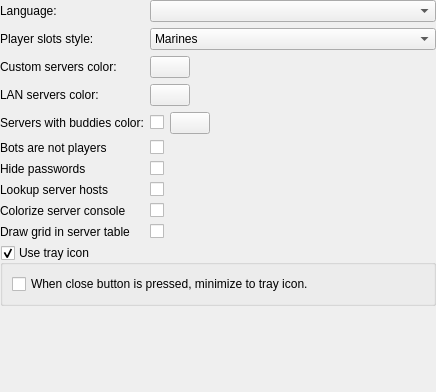
First picture: the form in src/core/gui/configuration/cfgappearance.ui, repository Destroyerrrocket/doomseeker-unofficial, before the edit.
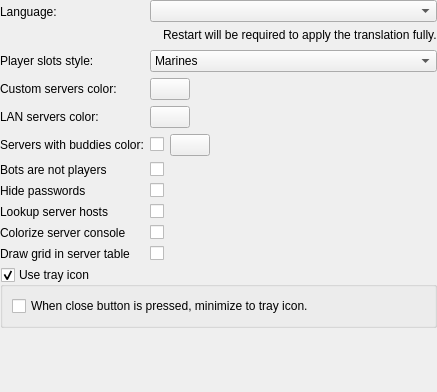
Second picture: the form after the edit. Icons and pictures are not drawn. Custom widgets are drawn as their Qt base class.

Commit message: - Notify the user that full translation requires program restart with a label that is dynamically shown just below the language selection in the Appearance setting box. (addresses 3482)

Diff of the .ui file:
```diff
--- a/src/core/gui/configuration/cfgappearance.ui
+++ b/src/core/gui/configuration/cfgappearance.ui
@@ -6,7 +6,7 @@
    <rect>
     <x>0</x>
     <y>0</y>
-    <width>436</width>
+    <width>415</width>
     <height>392</height>
    </rect>
   </property>
@@ -28,6 +28,71 @@
      <property name="formAlignment">
       <set>Qt::AlignLeading|Qt::AlignLeft|Qt::AlignTop</set>
      </property>
+     <item row="0" column="0">
+      <widget class="QLabel" name="label_4">
+       <property name="text">
+        <string>Language:</string>
+       </property>
+      </widget>
+     </item>
+     <item row="0" column="1">
+      <layout class="QVBoxLayout" name="verticalLayout_3">
+       <item>
+        <widget class="QComboBox" name="cboLanguage">
+         <property name="sizePolicy">
+          <sizepolicy hsizetype="Expanding" vsizetype="Fixed">
+           <horstretch>0</horstretch>
+           <verstretch>0</verstretch>
+          </sizepolicy>
+         </property>
+         <property name="iconSize">
+          <size>
+           <width>26</width>
+           <height>15</height>
+          </size>
+         </property>
+        </widget>
+       </item>
+       <item>
+        <widget class="QWidget" name="translationRestartNotifierWidget" native="true">
+         <layout class="QHBoxLayout" name="horizontalLayout_2">
+          <property name="leftMargin">
+           <number>0</number>
+          </property>
+          <property name="topMargin">
+           <number>0</number>
+          </property>
+          <property name="rightMargin">
+           <number>0</number>
+          </property>
+          <property name="bottomMargin">
+           <number>2</number>
+          </property>
+          <item>
+           <widget class="QLabel" name="label_11">
+            <property name="sizePolicy">
+             <sizepolicy hsizetype="Maximum" vsizetype="Maximum">
+              <horstretch>0</horstretch>
+              <verstretch>0</verstretch>
+             </sizepolicy>
+            </property>
+            <property name="pixmap">
+             <pixmap resource="../../../../media/resources.qrc">:/icons/information-frame.png</pixmap>
+            </property>
+           </widget>
+          </item>
+          <item>
+           <widget class="QLabel" name="label_12">
+            <property name="text">
+             <string>Restart will be required to apply the translation fully.</string>
+            </property>
+           </widget>
+          </item>
+         </layout>
+        </widget>
+       </item>
+      </layout>
+     </item>
      <item row="1" column="0">
       <widget class="QLabel" name="label_5">
        <property name="text">
@@ -119,29 +184,6 @@
        </property>
       </widget>
      </item>
-     <item row="0" column="0">
-      <widget class="QLabel" name="label_4">
-       <property name="text">
-        <string>Language:</string>
-       </property>
-      </widget>
-     </item>
-     <item row="0" column="1">
-      <widget class="QComboBox" name="cboLanguage">
-       <property name="sizePolicy">
-        <sizepolicy hsizetype="Expanding" vsizetype="Fixed">
-         <horstretch>0</horstretch>
-         <verstretch>0</verstretch>
-        </sizepolicy>
-       </property>
-       <property name="iconSize">
-        <size>
-         <width>26</width>
-         <height>15</height>
-        </size>
-       </property>
-      </widget>
-     </item>
      <item row="8" column="0">
       <widget class="QLabel" name="label_7">
        <property name="text">
```
Left out of the diff: 174 changed lines with no effect on the pictures. The commit also changes 6 other files.
